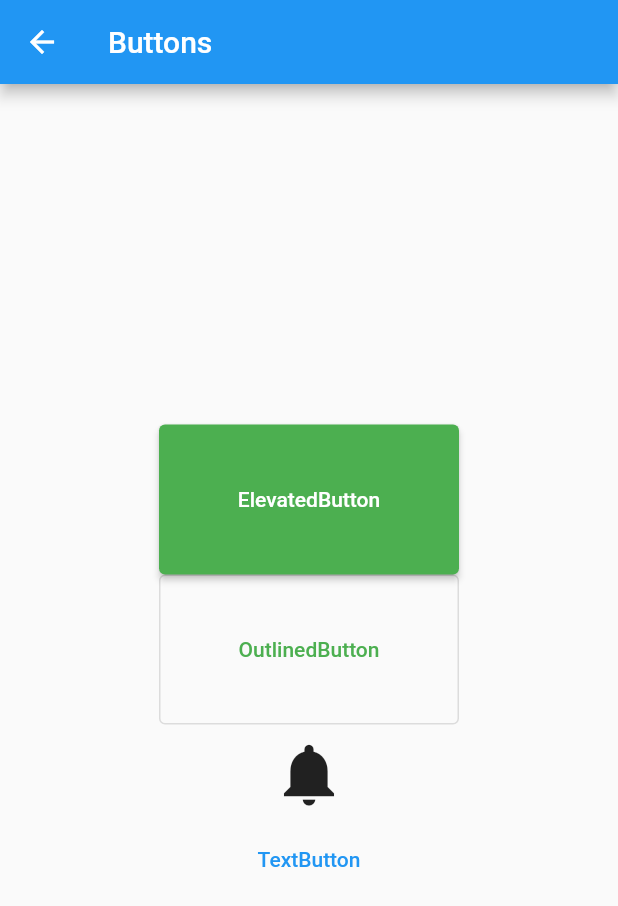
After one commit to SangWook16074/flutter_study, a Flutter app: the screen it shows after launch, after a tap on "5. Buttons", on a phone screen of 412 x 824 dp. The commit adds this screen. Shown: the top 906 px of the screen. Run offline on Flutter 3.47's test engine with Material 2 defaults, Android fonts, the phone set to English and light mode, and no system bars.

Commit message:
Buttons 블로그 작성 완료

```diff
--- a/lib/src/app.dart
+++ b/lib/src/app.dart
@@ -1,5 +1,6 @@
 import 'package:blog_example/src/pages/alert_dialog.dart';
 import 'package:blog_example/src/pages/bottoma_nav/bottom_nav.dart';
+import 'package:blog_example/src/pages/buttons.dart';
 import 'package:blog_example/src/pages/container.dart';
 import 'package:blog_example/src/pages/row_column.dart';
 import 'package:blog_example/src/pages/text_field.dart';
@@ -25,7 +26,8 @@ class _AppState extends State<App> {
           _buildItems('2. Container', ContainerPage()),
           _buildItems('3. Row & Column', RowColumn()),
           _buildItems('4. TextField', TextFieldPage()),
-          _buildItems('5. AlertDialog', AlertDialogPage()),
+          _buildItems('5. Buttons', Buttons()),
+          _buildItems('6. AlertDialog', AlertDialogPage()),
         ],
       ),
     );
--- /dev/null
+++ b/lib/src/pages/buttons.dart
@@ -0,0 +1,45 @@
+import 'package:flutter/material.dart';
+
+class Buttons extends StatelessWidget {
+  const Buttons({super.key});
+
+  @override
+  Widget build(BuildContext context) {
+    return Scaffold(
+      appBar: AppBar(
+        title: Text('Buttons'),
+      ),
+      body: Center(
+        child: Column(
+          mainAxisAlignment: MainAxisAlignment.center,
+          children: [
+            ElevatedButton(
+              onPressed: () {},
+              child: Text(
+                'ElevatedButton',
+              ),
+              style: ElevatedButton.styleFrom(
+                  fixedSize: Size(200, 100),
+                  foregroundColor: Colors.white,
+                  backgroundColor: Colors.green),
+            ),
+            OutlinedButton(
+              onPressed: () {},
+              child: Text('OutlinedButton'),
+              style: OutlinedButton.styleFrom(
+                foregroundColor: Colors.green,
+                fixedSize: Size(200, 100),
+              ),
+            ),
+            IconButton(
+              onPressed: () {},
+              icon: Icon(Icons.notifications),
+              iconSize: 50,
+            ),
+            TextButton(onPressed: () {}, child: Text('TextButton'))
+          ],
+        ),
+      ),
+    );
+  }
+}
```
